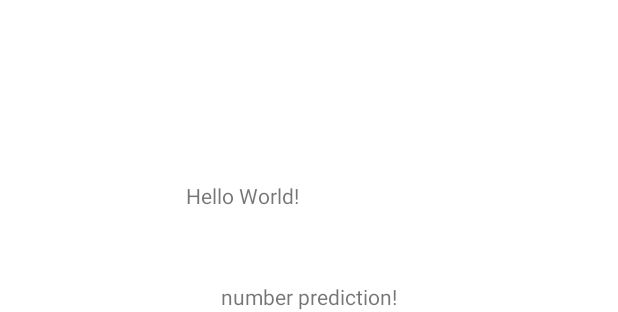
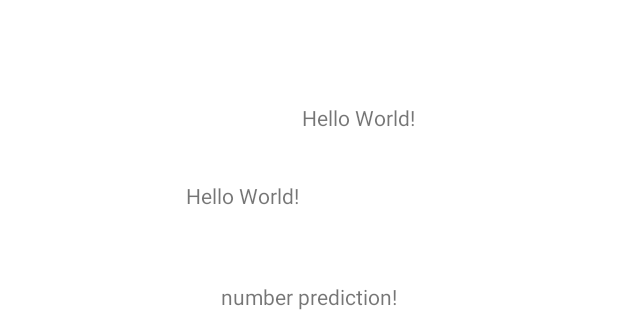
Before and after one commit to Shon122/Nasdaq-Simulator-Android, an Android app: the layout activity_main.xml on its own in the app's theme, with its tools: preview values and no code run, on a phone screen of 412 x 824 dp. Shown: the part 322-634 px from the top of the screen. Run offline under Robolectric (Android 15) with nearby library versions, the phone set to English and light mode, and no system bars; plain views replace GraphView.

Commit message:
Bank Rehovot

```diff
--- a/app/src/main/res/layout/activity_main.xml
+++ b/app/src/main/res/layout/activity_main.xml
@@ -29,6 +29,18 @@
         app:layout_constraintStart_toStartOf="parent"
         app:layout_constraintTop_toTopOf="parent" />
 
+
+    <TextView
+        android:id="@+id/txt3"
+        android:layout_width="wrap_content"
+        android:layout_height="wrap_content"
+        android:text="Hello World!"
+        app:layout_constraintBottom_toBottomOf="parent"
+        app:layout_constraintEnd_toEndOf="parent"
+        app:layout_constraintHorizontal_bias="0.598"
+        app:layout_constraintStart_toStartOf="parent"
+        app:layout_constraintTop_toTopOf="parent"
+        app:layout_constraintVertical_bias="0.352" />
 
     <com.jjoe64.graphview.GraphView
         android:id="@+id/graph1"
```
Also changed, not shown: app/src/main/java/com/gtappdevelopers/bankrehovot/MainActivity.java (+91 -26 lines).
